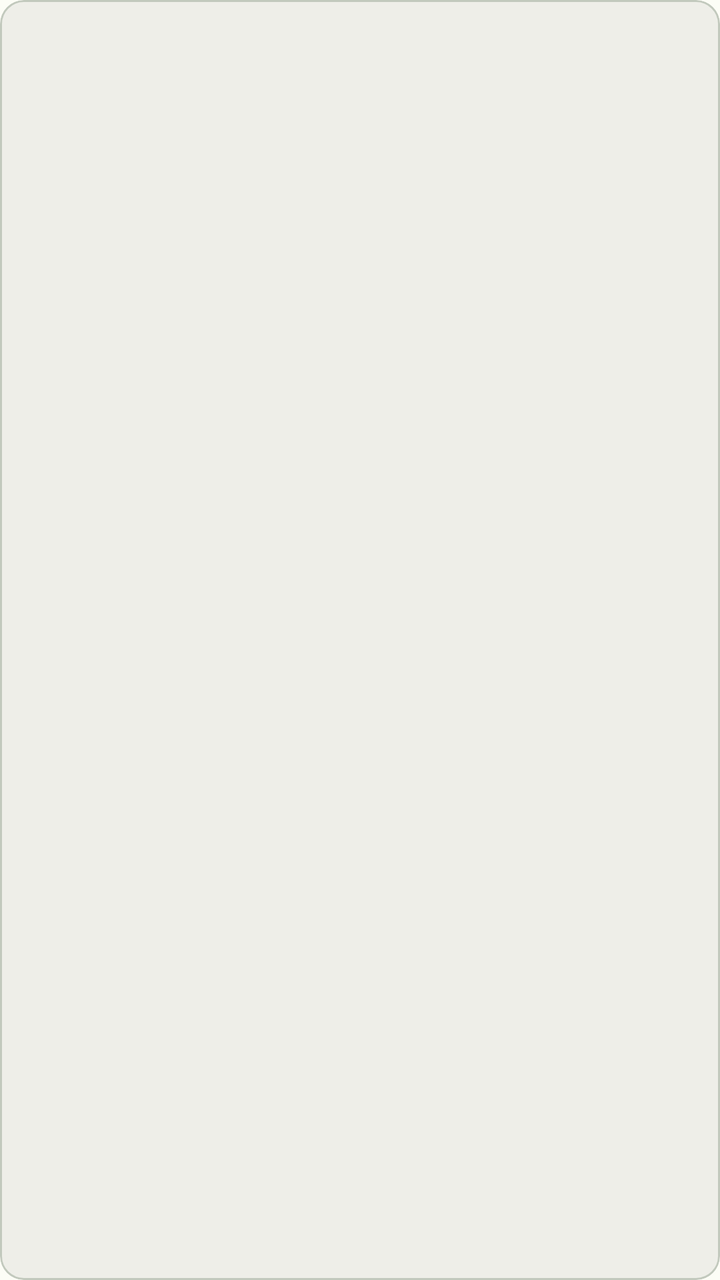
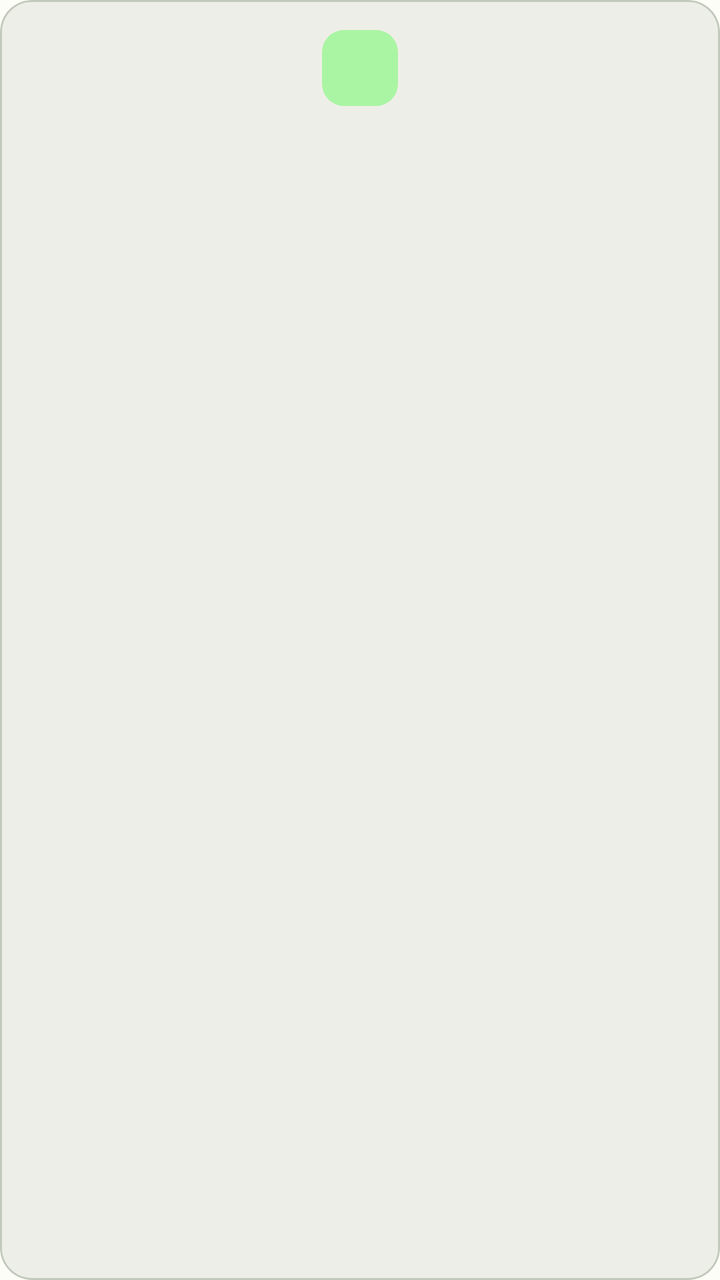

Compare the two renders of this Android layout. The source of the first and the diff that turns it into the second are given below.
<!-- AndroidManifest.xml: application theme AppTheme -->
<!-- res/layout/item_quiz_library_feature_compact.xml -->
<?xml version="1.0" encoding="utf-8"?>
<com.google.android.material.card.MaterialCardView xmlns:android="http://schemas.android.com/apk/res/android"
    xmlns:app="http://schemas.android.com/apk/res-auto"
    android:id="@+id/feature_card"
    android:layout_width="match_parent"
    android:layout_height="wrap_content"
    android:layout_margin="6dp"
    app:cardBackgroundColor="?attr/colorSurfaceContainer"
    app:cardCornerRadius="12dp"
    app:cardElevation="0dp"
    app:strokeColor="?attr/colorOutlineVariant"
    app:strokeWidth="1dp">

    <LinearLayout
        android:layout_width="match_parent"
        android:layout_height="wrap_content"
        android:gravity="center"
        android:minHeight="88dp"
        android:orientation="vertical"
        android:paddingHorizontal="8dp"
        android:paddingVertical="12dp">

        <ImageView
            android:id="@+id/feature_icon"
            android:layout_width="30dp"
            android:layout_height="30dp"
            android:contentDescription="功能图标"
            app:tint="?attr/colorPrimary" />

        <TextView
            android:id="@+id/feature_title"
            android:layout_width="match_parent"
            android:layout_height="wrap_content"
            android:layout_marginTop="8dp"
            android:ellipsize="end"
            android:gravity="center"
            android:maxLines="1"
            android:textColor="?attr/colorOnSurface"
            android:textSize="14sp"
            android:textStyle="bold" />

        <TextView
            android:id="@+id/feature_description"
            android:layout_width="0dp"
            android:layout_height="0dp"
            android:visibility="gone" />
    </LinearLayout>

</com.google.android.material.card.MaterialCardView>
<!-- resources referenced by this layout -->
<resources>
  <color name="md_theme_light_primary">#276c2b</color>
  <color name="md_theme_light_onPrimary">#ffffff</color>
  <color name="md_theme_light_primaryContainer">#aaf5a3</color>
  <color name="md_theme_light_onPrimaryContainer">#002204</color>
  <color name="md_theme_light_primaryFixed">#aaf5a3</color>
  <color name="md_theme_light_onPrimaryFixed">#002204</color>
  <color name="md_theme_light_primaryFixedDim">#8fd889</color>
  <color name="md_theme_light_onPrimaryFixedVariant">#065315</color>
  <color name="md_theme_light_secondary">#52634f</color>
  <color name="md_theme_light_onSecondary">#ffffff</color>
  <color name="md_theme_light_secondaryContainer">#d5e8ce</color>
  <color name="md_theme_light_onSecondaryContainer">#111f0f</color>
  <color name="md_theme_light_secondaryFixed">#d5e8ce</color>
  <color name="md_theme_light_onSecondaryFixed">#111f0f</color>
  <color name="md_theme_light_secondaryFixedDim">#baccb3</color>
  <color name="md_theme_light_onSecondaryFixedVariant">#3b4b38</color>
  <color name="md_theme_light_tertiary">#38656a</color>
  <color name="md_theme_light_onTertiary">#ffffff</color>
  <color name="md_theme_light_tertiaryContainer">#bcebf0</color>
  <color name="md_theme_light_onTertiaryContainer">#002023</color>
  <color name="md_theme_light_tertiaryFixed">#bcebf0</color>
  <color name="md_theme_light_onTertiaryFixed">#002023</color>
  <color name="md_theme_light_tertiaryFixedDim">#a0cfd4</color>
  <color name="md_theme_light_onTertiaryFixedVariant">#1f4d52</color>
  <color name="md_theme_light_error">#ba1a1a</color>
  <color name="md_theme_light_errorContainer">#ffdad6</color>
  <color name="md_theme_light_onError">#ffffff</color>
  <color name="md_theme_light_onErrorContainer">#410002</color>
  <color name="md_theme_light_background">#fcfdf6</color>
  <color name="md_theme_light_onBackground">#1a1c19</color>
  <color name="md_theme_light_outline">#72796f</color>
  <color name="md_theme_light_inverseOnSurface">#f0f1eb</color>
  <color name="md_theme_light_inverseSurface">#2f312d</color>
  <color name="md_theme_light_inversePrimary">#8fd889</color>
  <color name="md_theme_light_outlineVariant">#c2c9bd</color>
  <color name="md_theme_light_surface">#f9faf3</color>
  <color name="md_theme_light_onSurface">#1a1c19</color>
  <color name="md_theme_light_surfaceVariant">#dee5d8</color>
  <color name="md_theme_light_onSurfaceVariant">#424940</color>
  <color name="md_theme_light_surfaceContainerHighest">#e2e3dd</color>
  <color name="md_theme_light_surfaceContainerHigh">#e8e9e2</color>
  <color name="md_theme_light_surfaceContainer">#eeeee8</color>
  <color name="md_theme_light_surfaceContainerLow">#f3f4ee</color>
  <color name="md_theme_light_surfaceContainerLowest">#ffffff</color>
  <color name="md_theme_light_surfaceDim">#dadad4</color>
  <color name="md_theme_light_surfaceBright">#f9faf3</color>
  <!-- unchanged entries left out for length: 1 -->
</resources>

<!-- the commit's change to res/layout/item_quiz_library_feature_compact.xml (unified diff, before → after) -->
@@ -5,8 +5,9 @@
     android:layout_width="match_parent"
     android:layout_height="wrap_content"
     android:layout_margin="6dp"
+    android:stateListAnimator="@animator/quiz_feature_press_state"
     app:cardBackgroundColor="?attr/colorSurfaceContainer"
-    app:cardCornerRadius="12dp"
+    app:cardCornerRadius="16dp"
     app:cardElevation="0dp"
     app:strokeColor="?attr/colorOutlineVariant"
     app:strokeWidth="1dp">
@@ -15,23 +16,25 @@
         android:layout_width="match_parent"
         android:layout_height="wrap_content"
         android:gravity="center"
-        android:minHeight="88dp"
+        android:minHeight="96dp"
         android:orientation="vertical"
         android:paddingHorizontal="8dp"
         android:paddingVertical="12dp">
 
         <ImageView
             android:id="@+id/feature_icon"
-            android:layout_width="30dp"
-            android:layout_height="30dp"
+            android:layout_width="38dp"
+            android:layout_height="38dp"
+            android:background="@drawable/bg_quiz_feature_icon_well"
             android:contentDescription="功能图标"
-            app:tint="?attr/colorPrimary" />
+            android:padding="9dp"
+            app:tint="?attr/colorOnPrimaryContainer" />
 
         <TextView
             android:id="@+id/feature_title"
             android:layout_width="match_parent"
             android:layout_height="wrap_content"
-            android:layout_marginTop="8dp"
+            android:layout_marginTop="9dp"
             android:ellipsize="end"
             android:gravity="center"
             android:maxLines="1"
<!-- resource entries referenced after the edit -->
@@ -1,5 +1,12 @@
 <!-- resources referenced by this layout -->
 <resources>
+  <!-- drawable bg_quiz_feature_icon_well (drawable) -->
+  <?xml version="1.0" encoding="utf-8"?>
+  <shape xmlns:android="http://schemas.android.com/apk/res/android"
+      android:shape="rectangle">
+      <solid android:color="?attr/colorPrimaryContainer" />
+      <corners android:radius="11dp" />
+  </shape>
   <color name="md_theme_light_primary">#276c2b</color>
   <color name="md_theme_light_onPrimary">#ffffff</color>
   <color name="md_theme_light_primaryContainer">#aaf5a3</color>
